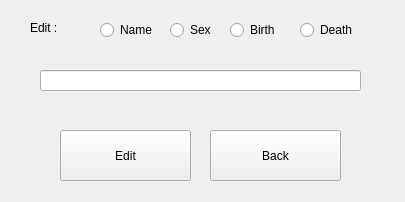
The window that gui/edit/editsci.ui (HelgiThomas/Verklegt31) describes before a commit, drawn with Qt 5.
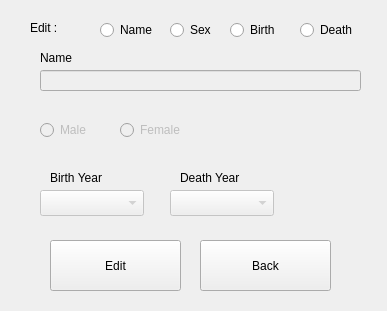
The same window after the commit.

```diff
--- a/gui/edit/editsci.ui
+++ b/gui/edit/editsci.ui
@@ -6,65 +6,13 @@
    <rect>
     <x>0</x>
     <y>0</y>
-    <width>405</width>
-    <height>202</height>
+    <width>387</width>
+    <height>311</height>
    </rect>
   </property>
   <property name="windowTitle">
    <string>Form</string>
   </property>
-  <widget class="QRadioButton" name="radioButton_name">
-   <property name="geometry">
-    <rect>
-     <x>100</x>
-     <y>20</y>
-     <width>61</width>
-     <height>20</height>
-    </rect>
-   </property>
-   <property name="text">
-    <string>Name</string>
-   </property>
-  </widget>
-  <widget class="QRadioButton" name="radioButton_sex">
-   <property name="geometry">
-    <rect>
-     <x>170</x>
-     <y>20</y>
-     <width>51</width>
-     <height>20</height>
-    </rect>
-   </property>
-   <property name="text">
-    <string>Sex</string>
-   </property>
-  </widget>
-  <widget class="QRadioButton" name="radioButton_birth">
-   <property name="geometry">
-    <rect>
-     <x>230</x>
-     <y>20</y>
-     <width>51</width>
-     <height>20</height>
-    </rect>
-   </property>
-   <property name="text">
-    <string>Birth</string>
-   </property>
-  </widget>
-  <widget class="QRadioButton" name="radioButton_death">
-   <property name="geometry">
-    <rect>
-     <x>300</x>
-     <y>20</y>
-     <width>61</width>
-     <height>20</height>
-    </rect>
-   </property>
-   <property name="text">
-    <string>Death</string>
-   </property>
-  </widget>
   <widget class="QLabel" name="label">
    <property name="geometry">
     <rect>
@@ -78,7 +26,10 @@
     <string>Edit :</string>
    </property>
   </widget>
-  <widget class="QLineEdit" name="lineEdit">
+  <widget class="QLineEdit" name="eName">
+   <property name="enabled">
+    <bool>false</bool>
+   </property>
    <property name="geometry">
     <rect>
      <x>40</x>
@@ -91,8 +42,8 @@
   <widget class="QPushButton" name="pushButton_editSci">
    <property name="geometry">
     <rect>
-     <x>60</x>
-     <y>130</y>
+     <x>50</x>
+     <y>240</y>
      <width>131</width>
      <height>51</height>
     </rect>
@@ -104,8 +55,8 @@
   <widget class="QPushButton" name="pushButton_back">
    <property name="geometry">
     <rect>
-     <x>210</x>
-     <y>130</y>
+     <x>200</x>
+     <y>240</y>
      <width>131</width>
      <height>51</height>
     </rect>
@@ -114,6 +65,206 @@
     <string>Back</string>
    </property>
   </widget>
+  <widget class="QRadioButton" name="radioButton">
+   <property name="enabled">
+    <bool>false</bool>
+   </property>
+   <property name="geometry">
+    <rect>
+     <x>40</x>
+     <y>120</y>
+     <width>100</width>
+     <height>20</height>
+    </rect>
+   </property>
+   <property name="text">
+    <string>Male</string>
+   </property>
+   <attribute name="buttonGroup">
+    <string notr="true">buttonGroup</string>
+   </attribute>
+  </widget>
+  <widget class="QRadioButton" name="radioButton_2">
+   <property name="enabled">
+    <bool>false</bool>
+   </property>
+   <property name="geometry">
+    <rect>
+     <x>120</x>
+     <y>120</y>
+     <width>100</width>
+     <height>20</height>
+    </rect>
+   </property>
+   <property name="text">
+    <string>Female</string>
+   </property>
+   <attribute name="buttonGroup">
+    <string notr="true">buttonGroup</string>
+   </attribute>
+  </widget>
+  <widget class="QLabel" name="label_2">
+   <property name="enabled">
+    <bool>true</bool>
+   </property>
+   <property name="geometry">
+    <rect>
+     <x>40</x>
+     <y>50</y>
+     <width>51</width>
+     <height>16</height>
+    </rect>
+   </property>
+   <property name="text">
+    <string>Name</string>
+   </property>
+  </widget>
+  <widget class="QLabel" name="label_3">
+   <property name="enabled">
+    <bool>true</bool>
+   </property>
+   <property name="geometry">
+    <rect>
+     <x>50</x>
+     <y>170</y>
+     <width>71</width>
+     <height>16</height>
+    </rect>
+   </property>
+   <property name="text">
+    <string>Birth Year</string>
+   </property>
+  </widget>
+  <widget class="QLabel" name="label_4">
+   <property name="enabled">
+    <bool>true</bool>
+   </property>
+   <property name="geometry">
+    <rect>
+     <x>180</x>
+     <y>170</y>
+     <width>81</width>
+     <height>16</height>
+    </rect>
+   </property>
+   <property name="text">
+    <string>Death Year</string>
+   </property>
+  </widget>
+  <widget class="QComboBox" name="comboBox">
+   <property name="enabled">
+    <bool>false</bool>
+   </property>
+   <property name="geometry">
+    <rect>
+     <x>40</x>
+     <y>190</y>
+     <width>104</width>
+     <height>26</height>
+    </rect>
+   </property>
+  </widget>
+  <widget class="QComboBox" name="comboBox_2">
+   <property name="enabled">
+    <bool>false</bool>
+   </property>
+   <property name="geometry">
+    <rect>
+     <x>170</x>
+     <y>190</y>
+     <width>104</width>
+     <height>26</height>
+    </rect>
+   </property>
+  </widget>
+  <widget class="QRadioButton" name="radioButton_sex">
+   <property name="enabled">
+    <bool>true</bool>
+   </property>
+   <property name="geometry">
+    <rect>
+     <x>170</x>
+     <y>20</y>
+     <width>61</width>
+     <height>20</height>
+    </rect>
+   </property>
+   <property name="text">
+    <string>Sex</string>
+   </property>
+   <property name="checked">
+    <bool>false</bool>
+   </property>
+   <attribute name="buttonGroup">
+    <string notr="true">buttonGroup_3</string>
+   </attribute>
+  </widget>
+  <widget class="QRadioButton" name="radioButton_birth">
+   <property name="enabled">
+    <bool>true</bool>
+   </property>
+   <property name="geometry">
+    <rect>
+     <x>230</x>
+     <y>20</y>
+     <width>61</width>
+     <height>20</height>
+    </rect>
+   </property>
+   <property name="text">
+    <string>Birth</string>
+   </property>
+   <property name="checked">
+    <bool>false</bool>
+   </property>
+   <attribute name="buttonGroup">
+    <string notr="true">buttonGroup_4</string>
+   </attribute>
+  </widget>
+  <widget class="QRadioButton" name="radioButton_death">
+   <property name="enabled">
+    <bool>true</bool>
+   </property>
+   <property name="geometry">
+    <rect>
+     <x>300</x>
+     <y>20</y>
+     <width>61</width>
+     <height>20</height>
+    </rect>
+   </property>
+   <property name="text">
+    <string>Death</string>
+   </property>
+   <property name="checked">
+    <bool>false</bool>
+   </property>
+   <attribute name="buttonGroup">
+    <string notr="true">buttonGroup_5</string>
+   </attribute>
+  </widget>
+  <widget class="QRadioButton" name="radioButton_name">
+   <property name="enabled">
+    <bool>true</bool>
+   </property>
+   <property name="geometry">
+    <rect>
+     <x>100</x>
+     <y>20</y>
+     <width>61</width>
+     <height>20</height>
+    </rect>
+   </property>
+   <property name="text">
+    <string>Name</string>
+   </property>
+   <property name="checked">
+    <bool>false</bool>
+   </property>
+   <attribute name="buttonGroup">
+    <string notr="true">buttonGroup_2</string>
+   </attribute>
+  </widget>
  </widget>
  <resources/>
  <connections/>
```
Left out of the diff: 7 changed lines with no effect on the pictures.
